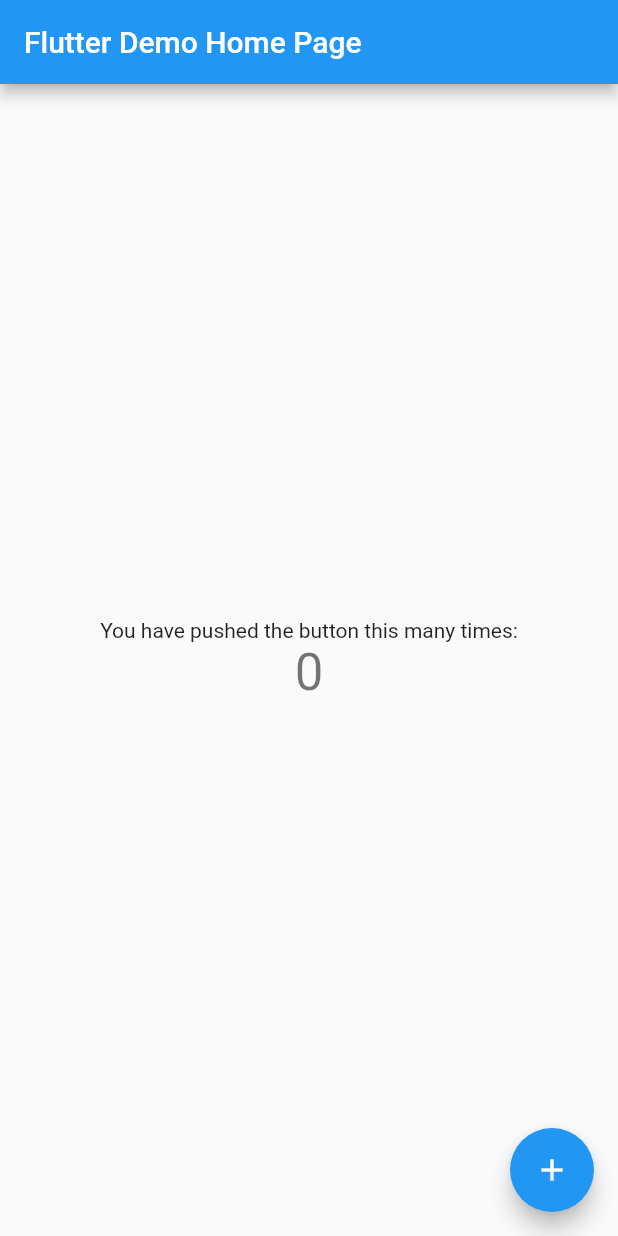
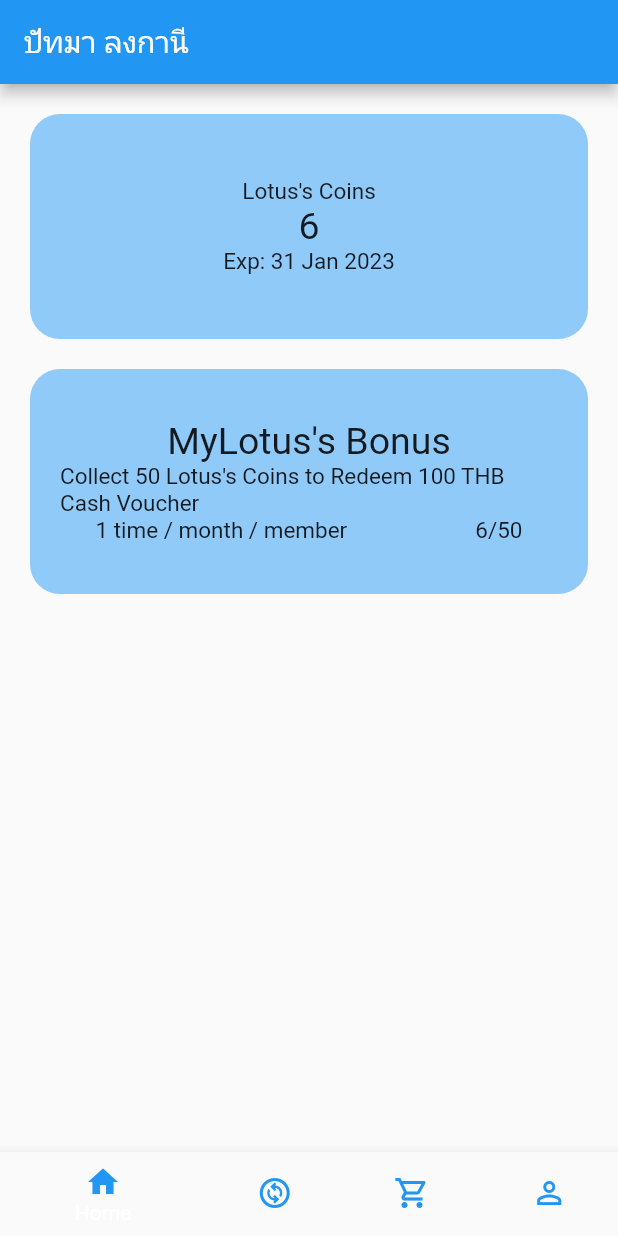
Before and after one commit to MikeVasaski/Mobile-App-Exam, a Flutter app: the screen it shows after launch, on a phone screen of 412 x 824 dp. Run offline on Flutter 3.47's test engine with Material 2 defaults, Android fonts, the phone set to English and light mode, and no system bars.

Commit message:
chore: done pashe- nav and basic details

```diff
--- a/finalexam/lib/main.dart
+++ b/finalexam/lib/main.dart
@@ -1,115 +1,57 @@
+import 'package:finalexam/pages/home.dart';
 import 'package:flutter/material.dart';
+import 'package:finalexam/pages/lotus.dart';
 
 void main() {
-  runApp(const MyApp());
+  runApp(MyApp());
 }
 
 class MyApp extends StatelessWidget {
-  const MyApp({super.key});
-
-  // This widget is the root of your application.
   @override
   Widget build(BuildContext context) {
     return MaterialApp(
-      title: 'Flutter Demo',
-      theme: ThemeData(
-        // This is the theme of your application.
-        //
-        // Try running your application with "flutter run". You'll see the
-        // application has a blue toolbar. Then, without quitting the app, try
-        // changing the primarySwatch below to Colors.green and then invoke
-        // "hot reload" (press "r" in the console where you ran "flutter run",
-        // or simply save your changes to "hot reload" in a Flutter IDE).
-        // Notice that the counter didn't reset back to zero; the application
-        // is not restarted.
-        primarySwatch: Colors.blue,
-      ),
-      home: const MyHomePage(title: 'Flutter Demo Home Page'),
+      debugShowCheckedModeBanner: false,
+      title: "Mobil App Exam",
+      home: HomePage(),
     );
   }
 }
 
-class MyHomePage extends StatefulWidget {
-  const MyHomePage({super.key, required this.title});
-
-  // This widget is the home page of your application. It is stateful, meaning
-  // that it has a State object (defined below) that contains fields that affect
-  // how it looks.
-
-  // This class is the configuration for the state. It holds the values (in this
-  // case the title) provided by the parent (in this case the App widget) and
-  // used by the build method of the State. Fields in a Widget subclass are
-  // always marked "final".
-
-  final String title;
+class MainPage extends StatefulWidget {
+  const MainPage({Key? key}) : super(key: key);
 
   @override
-  State<MyHomePage> createState() => _MyHomePageState();
+  _MainPageState createState() => _MainPageState();
 }
 
-class _MyHomePageState extends State<MyHomePage> {
-  int _counter = 0;
-
-  void _incrementCounter() {
-    setState(() {
-      // This call to setState tells the Flutter framework that something has
-      // changed in this State, which causes it to rerun the build method below
-      // so that the display can reflect the updated values. If we changed
-      // _counter without calling setState(), then the build method would not be
-      // called again, and so nothing would appear to happen.
-      _counter++;
-    });
-  }
+class _MainPageState extends State<MainPage> {
+  final tabs = [HomePage(), LotusPage()];
+  int _selectIndex = 0;
+  //static List<Widget> _widgetOptions = <Widget>[HomePage(), LotusPage()];
 
   @override
   Widget build(BuildContext context) {
-    // This method is rerun every time setState is called, for instance as done
-    // by the _incrementCounter method above.
-    //
-    // The Flutter framework has been optimized to make rerunning build methods
-    // fast, so that you can just rebuild anything that needs updating rather
-    // than having to individually change instances of widgets.
     return Scaffold(
       appBar: AppBar(
-        // Here we take the value from the MyHomePage object that was created by
-        // the App.build method, and use it to set our appbar title.
-        title: Text(widget.title),
+        title: Text("Mobile Application Exam"),
       ),
-      body: Center(
-        // Center is a layout widget. It takes a single child and positions it
-        // in the middle of the parent.
-        child: Column(
-          // Column is also a layout widget. It takes a list of children and
-          // arranges them vertically. By default, it sizes itself to fit its
-          // children horizontally, and tries to be as tall as its parent.
-          //
-          // Invoke "debug painting" (press "p" in the console, choose the
-          // "Toggle Debug Paint" action from the Flutter Inspector in Android
-          // Studio, or the "Toggle Debug Paint" command in Visual Studio Code)
-          // to see the wireframe for each widget.
-          //
-          // Column has various properties to control how it sizes itself and
-          // how it positions its children. Here we use mainAxisAlignment to
-          // center the children vertically; the main axis here is the vertical
-          // axis because Columns are vertical (the cross axis would be
-          // horizontal).
-          mainAxisAlignment: MainAxisAlignment.center,
-          children: <Widget>[
-            const Text(
-              'You have pushed the button this many times:',
-            ),
-            Text(
-              '$_counter',
-              style: Theme.of(context).textTheme.headlineMedium,
-            ),
-          ],
-        ),
+      body: tabs[_selectIndex],
+      bottomNavigationBar: BottomNavigationBar(
+        currentIndex: _selectIndex,
+        items: [
+          BottomNavigationBarItem(icon: Icon(Icons.home), label: "Home"),
+          BottomNavigationBarItem(
+              icon: Icon(Icons.change_circle_outlined), label: "My Lotus's"),
+          BottomNavigationBarItem(
+              icon: Icon(Icons.shopping_cart_outlined), label: "Cart"),
+          BottomNavigationBarItem(icon: Icon(Icons.person_outline), label: "Me")
+        ],
+        onTap: (index) {
+          setState(() {
+            _selectIndex = index;
+          });
+        },
       ),
-      floatingActionButton: FloatingActionButton(
-        onPressed: _incrementCounter,
-        tooltip: 'Increment',
-        child: const Icon(Icons.add),
-      ), // This trailing comma makes auto-formatting nicer for build methods.
     );
   }
 }
--- /dev/null
+++ b/finalexam/lib/pages/home.dart
@@ -0,0 +1,42 @@
+import 'package:finalexam/pages/lotus.dart';
+import 'package:flutter/material.dart';
+
+class HomePage extends StatefulWidget {
+  const HomePage({Key? key}) : super(key: key);
+
+  @override
+  _HomePageState createState() => _HomePageState();
+}
+
+class _HomePageState extends State<HomePage> {
+  final tabs = [LotusPage()];
+  int _selectIndex = 0;
+  //static List<Widget> _widgetOptions = <Widget>[HomePage(), LotusPage()];
+  /** I have only create the basic navigationbar to shown the icons only there is not link to abother page */
+  @override
+  Widget build(BuildContext context) {
+    return Scaffold(
+      body: tabs[_selectIndex],
+      bottomNavigationBar: BottomNavigationBar(
+        currentIndex: _selectIndex,
+        items: [
+          BottomNavigationBarItem(
+              icon: Icon(Icons.home, color: Colors.blue), label: "Home"),
+          BottomNavigationBarItem(
+              icon: Icon(Icons.change_circle_outlined, color: Colors.blue),
+              label: "My Lotus's"),
+          BottomNavigationBarItem(
+              icon: Icon(Icons.shopping_cart_outlined, color: Colors.blue),
+              label: "Cart"),
+          BottomNavigationBarItem(
+              icon: Icon(Icons.person_outline, color: Colors.blue), label: "Me")
+        ],
+        // onTap: (index) {
+        //   setState(() {
+        //     _selectIndex = index;
+        //   });
+        // },
+      ),
+    );
+  }
+}
--- /dev/null
+++ b/finalexam/lib/pages/lotus.dart
@@ -0,0 +1,89 @@
+import 'package:flutter/material.dart';
+import 'package:flutter/rendering.dart';
+
+class LotusPage extends StatefulWidget {
+  // const LotusPage({Key? key}) : super(key: key);
+
+  @override
+  _LotusPageState createState() => _LotusPageState();
+}
+
+class _LotusPageState extends State<LotusPage> {
+  @override
+  Widget build(BuildContext context) {
+    return Scaffold(
+      appBar: AppBar(
+        title: Text("ปัทมา ลงกานี"),
+      ),
+      body: Padding(
+        padding: const EdgeInsets.all(20),
+        child: ListView(
+          children: [
+            MyBox(),
+            SizedBox(
+              height: 20,
+            ),
+            MyBoxTwo(),
+            SizedBox(
+              height: 20,
+            ),
+          ],
+        ),
+      ),
+    );
+  }
+
+  Widget MyBox() {
+    return Container(
+      padding: EdgeInsets.all(20),
+      height: 150,
+      decoration: BoxDecoration(
+          color: Colors.blue[200], borderRadius: BorderRadius.circular(20)),
+      child: Column(
+        mainAxisAlignment: MainAxisAlignment.center,
+        crossAxisAlignment: CrossAxisAlignment.center,
+        children: [
+          Text(
+            "Lotus's Coins",
+            style: TextStyle(fontSize: 15),
+          ),
+          Text(
+            "6",
+            style: TextStyle(fontSize: 25),
+          ),
+          Text(
+            "Exp: 31 Jan 2023",
+            style: TextStyle(fontSize: 15),
+          )
+        ],
+      ),
+    );
+  }
+
+  Widget MyBoxTwo() {
+    return Container(
+      padding: EdgeInsets.all(20),
+      height: 150,
+      decoration: BoxDecoration(
+          color: Colors.blue[200], borderRadius: BorderRadius.circular(20)),
+      child: Column(
+        mainAxisAlignment: MainAxisAlignment.center,
+        crossAxisAlignment: CrossAxisAlignment.center,
+        children: [
+          Text(
+            "MyLotus's Bonus",
+            style: TextStyle(fontSize: 25),
+          ),
+          Text(
+            "Collect 50 Lotus's Coins to Redeem 100 THB Cash Voucher",
+            style: TextStyle(fontSize: 15),
+          ),
+          Text(
+            "1 time / month / member                       6/50",
+            style: TextStyle(fontSize: 15),
+          )
+        ],
+      ),
+    );
+  }
+}
```
